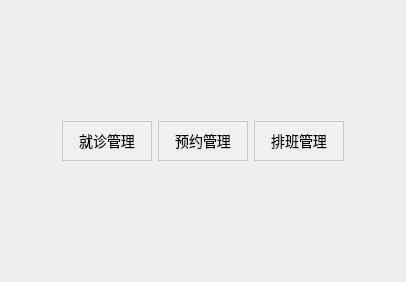
Before: the Qt Designer form appointmentview.ui in alac19/QtCourse, drawn with Qt 5.
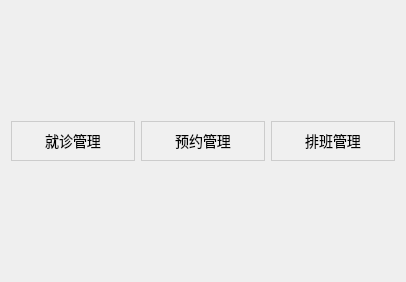
After: the same form once the commit is applied.

```diff
--- a/appointmentview.ui
+++ b/appointmentview.ui
@@ -13,34 +13,8 @@
   <property name="windowTitle">
    <string>Form</string>
   </property>
-  <layout class="QGridLayout" name="gridLayout">
-   <item row="0" column="1">
-    <spacer name="verticalSpacer_2">
-     <property name="orientation">
-      <enum>Qt::Orientation::Vertical</enum>
-     </property>
-     <property name="sizeHint" stdset="0">
-      <size>
-       <width>20</width>
-       <height>109</height>
-      </size>
-     </property>
-    </spacer>
-   </item>
-   <item row="1" column="0">
-    <spacer name="horizontalSpacer">
-     <property name="orientation">
-      <enum>Qt::Orientation::Horizontal</enum>
-     </property>
-     <property name="sizeHint" stdset="0">
-      <size>
-       <width>50</width>
-       <height>20</height>
-      </size>
-     </property>
-    </spacer>
-   </item>
-   <item row="1" column="1">
+  <layout class="QVBoxLayout" name="verticalLayout">
+   <item>
     <layout class="QHBoxLayout" name="horizontalLayout">
      <item>
       <widget class="QPushButton" name="btVisit">
@@ -98,32 +72,6 @@
      </item>
     </layout>
    </item>
-   <item row="1" column="2">
-    <spacer name="horizontalSpacer_2">
-     <property name="orientation">
-      <enum>Qt::Orientation::Horizontal</enum>
-     </property>
-     <property name="sizeHint" stdset="0">
-      <size>
-       <width>50</width>
-       <height>20</height>
-      </size>
-     </property>
-    </spacer>
-   </item>
-   <item row="2" column="1">
-    <spacer name="verticalSpacer">
-     <property name="orientation">
-      <enum>Qt::Orientation::Vertical</enum>
-     </property>
-     <property name="sizeHint" stdset="0">
-      <size>
-       <width>20</width>
-       <height>109</height>
-      </size>
-     </property>
-    </spacer>
-   </item>
   </layout>
  </widget>
  <resources/>
```
Left out of the diff: 2 changed lines with no effect on the pictures.
